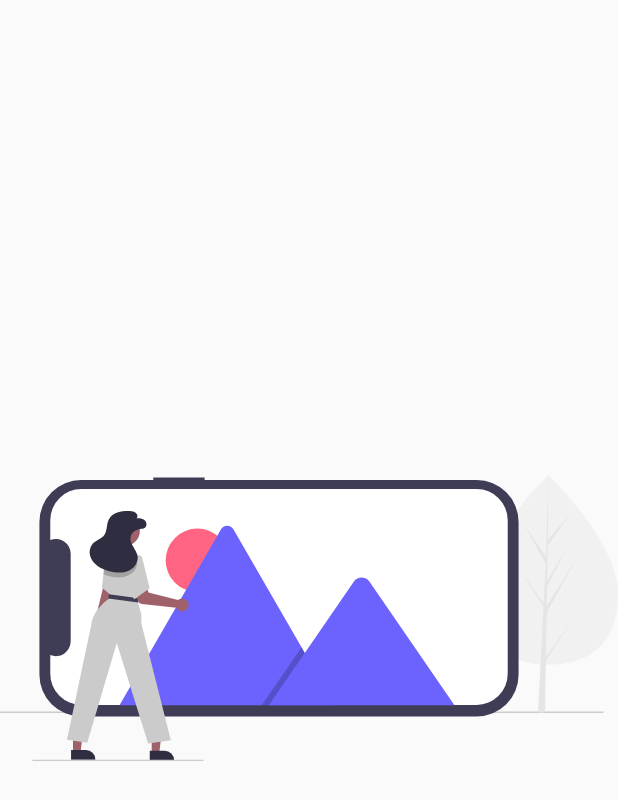
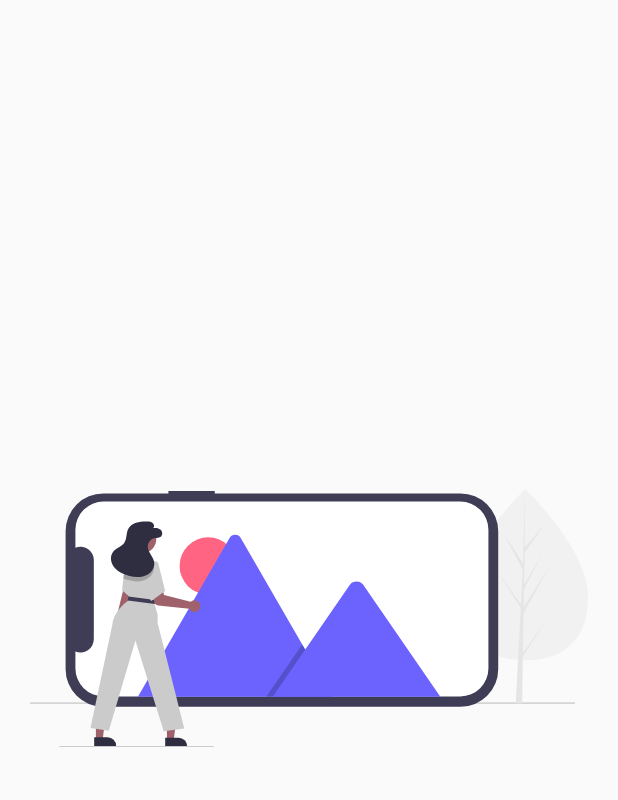
Before and after one commit to PACOdergod/app_dise-os_avanzados, a Flutter app: the screen it shows after launch, on a phone screen of 412 x 824 dp. Shown: the top 800 px of the screen. Run offline on Flutter 3.47's test engine with Material 2 defaults, Android fonts, the phone set to English and light mode, and no system bars; our stand-ins replace flutter_svg.

Commit message:
Los svg ya aparecen con un slide pero faltan los puntos

```diff
--- a/lib/src/pages/slideshow_page.dart
+++ b/lib/src/pages/slideshow_page.dart
@@ -2,13 +2,41 @@ import 'package:flutter/material.dart';
 
 import 'package:flutter_svg/flutter_svg.dart';
 
-
 class SlideShowPage extends StatelessWidget {
   @override
   Widget build(BuildContext context) {
-    return Scaffold(body: Center(
-      child: SvgPicture.asset('assets/svgs/1.svg')
-      // child: Text("hola mundo"),
-    ),);
+    return Scaffold(
+      body: Center(child: _Slides()),
+    );
   }
 }
+
+class _Slides extends StatelessWidget {
+  @override
+  Widget build(BuildContext context) {
+    return Container(
+      child: PageView(
+        children: [
+          _Slide('assets/svgs/1.svg'),
+          _Slide('assets/svgs/2.svg'),
+          _Slide('assets/svgs/3.svg'),
+        ],
+      ),
+    );
+  }
+}
+
+class _Slide extends StatelessWidget {
+  final String svg;
+
+  _Slide(this.svg);
+
+  @override
+  Widget build(BuildContext context) {
+    return Container(
+      width: double.infinity,
+      height: double.infinity,
+      padding: EdgeInsets.all(20.0),
+      child: SvgPicture.asset(svg));
+  }
+}
```
